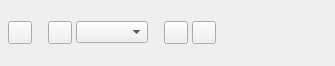
scribusproject/scribus, file scribus/ui/propertiespalette_fill.ui: the form before one commit.
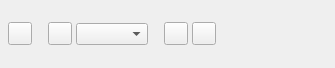
The form after the commit. Custom widgets are drawn as their Qt base class.

Commit message: Update for #17180 to fix label alignment (Martin Reininger)

```diff
--- a/scribus/ui/propertiespalette_fill.ui
+++ b/scribus/ui/propertiespalette_fill.ui
@@ -7,7 +7,7 @@
     <x>0</x>
     <y>0</y>
     <width>335</width>
-    <height>66</height>
+    <height>68</height>
    </rect>
   </property>
   <property name="windowTitle">
@@ -36,12 +36,6 @@
      </property>
      <item>
       <widget class="FormWidget" name="labelFillColor">
-       <property name="sizePolicy">
-        <sizepolicy hsizetype="Preferred" vsizetype="Maximum">
-         <horstretch>0</horstretch>
-         <verstretch>0</verstretch>
-        </sizepolicy>
-       </property>
        <property name="label" stdset="0">
         <string>Color</string>
        </property>
@@ -80,12 +74,6 @@
        </property>
        <item>
         <widget class="FormWidget" name="labelFillMask">
-         <property name="sizePolicy">
-          <sizepolicy hsizetype="Preferred" vsizetype="Maximum">
-           <horstretch>0</horstretch>
-           <verstretch>0</verstretch>
-          </sizepolicy>
-         </property>
          <property name="label" stdset="0">
           <string>Mask</string>
          </property>
@@ -122,12 +110,6 @@
        </item>
        <item>
         <widget class="FormWidget" name="labelBlendmode">
-         <property name="sizePolicy">
-          <sizepolicy hsizetype="Preferred" vsizetype="Maximum">
-           <horstretch>0</horstretch>
-           <verstretch>0</verstretch>
-          </sizepolicy>
-         </property>
          <property name="label" stdset="0">
           <string>Blendmode</string>
          </property>
@@ -159,12 +141,6 @@
      </item>
      <item>
       <widget class="FormWidget" name="labelFillRule">
-       <property name="sizePolicy">
-        <sizepolicy hsizetype="Preferred" vsizetype="Maximum">
-         <horstretch>0</horstretch>
-         <verstretch>0</verstretch>
-        </sizepolicy>
-       </property>
        <property name="label" stdset="0">
         <string>Fill Rule</string>
        </property>
```
The commit also changes 6 other files.
